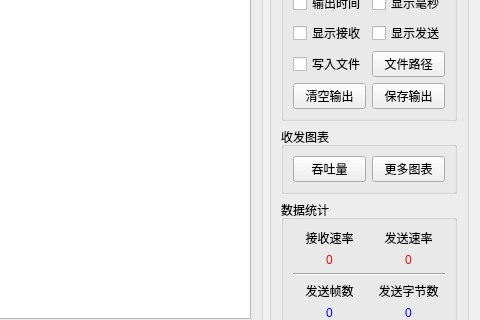
Qt form Src/Common/SAKDebugPage/SAKDebugPage.ui (x-tools-author/x-tools) before a commit; both pictures show x 740 to 1220 and y 156 to 476 of the 1220 by 733 pixel window.
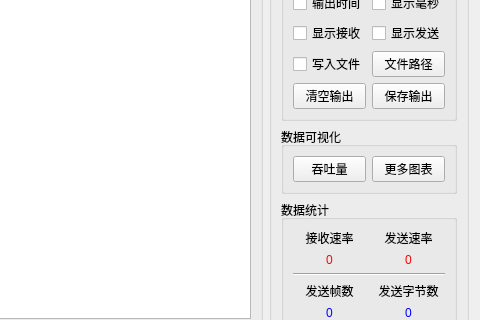
The same form after that commit.

Commit message: 完成数据可视化窗口交互

Patch:
```diff
--- a/Src/Common/SAKDebugPage/SAKDebugPage.ui
+++ b/Src/Common/SAKDebugPage/SAKDebugPage.ui
@@ -494,7 +494,7 @@
          </size>
         </property>
         <property name="title">
-         <string>收发图表</string>
+         <string>数据可视化</string>
         </property>
         <layout class="QGridLayout" name="gridLayout_7">
          <item row="0" column="0">
```
Left out of the diff: 4 changed lines with no effect on the pictures. The commit also changes 10 other files.
